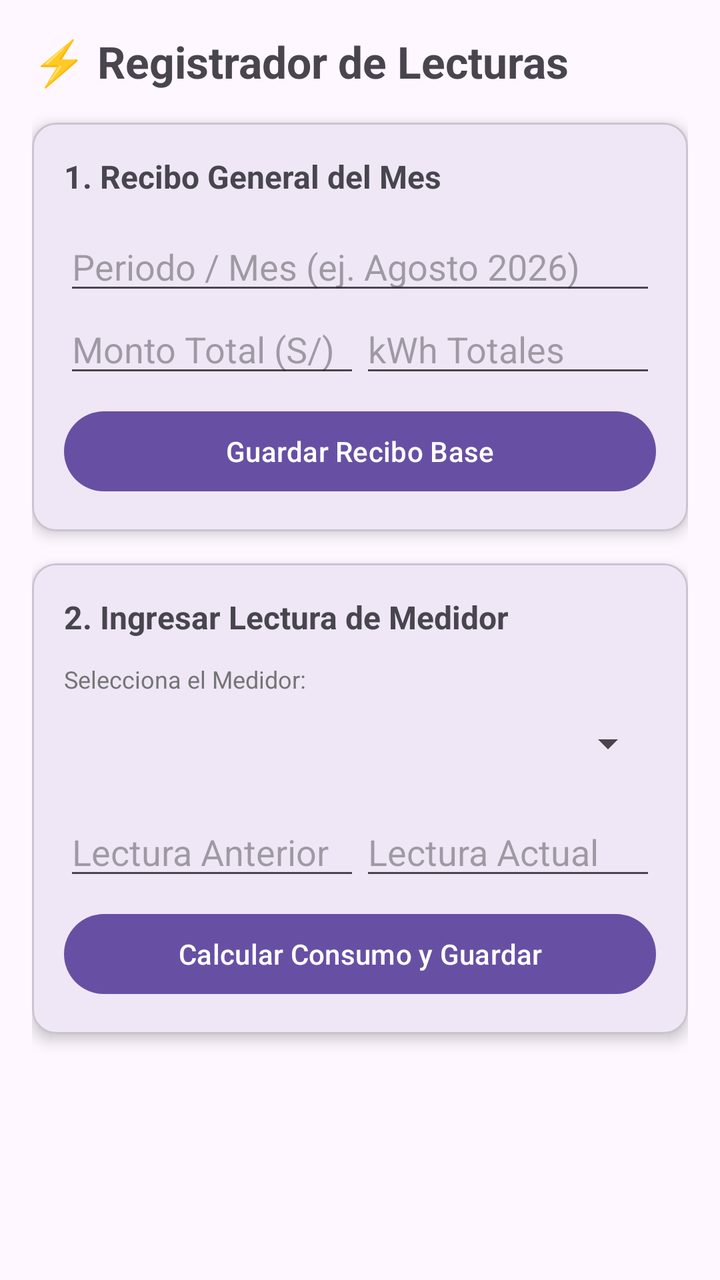
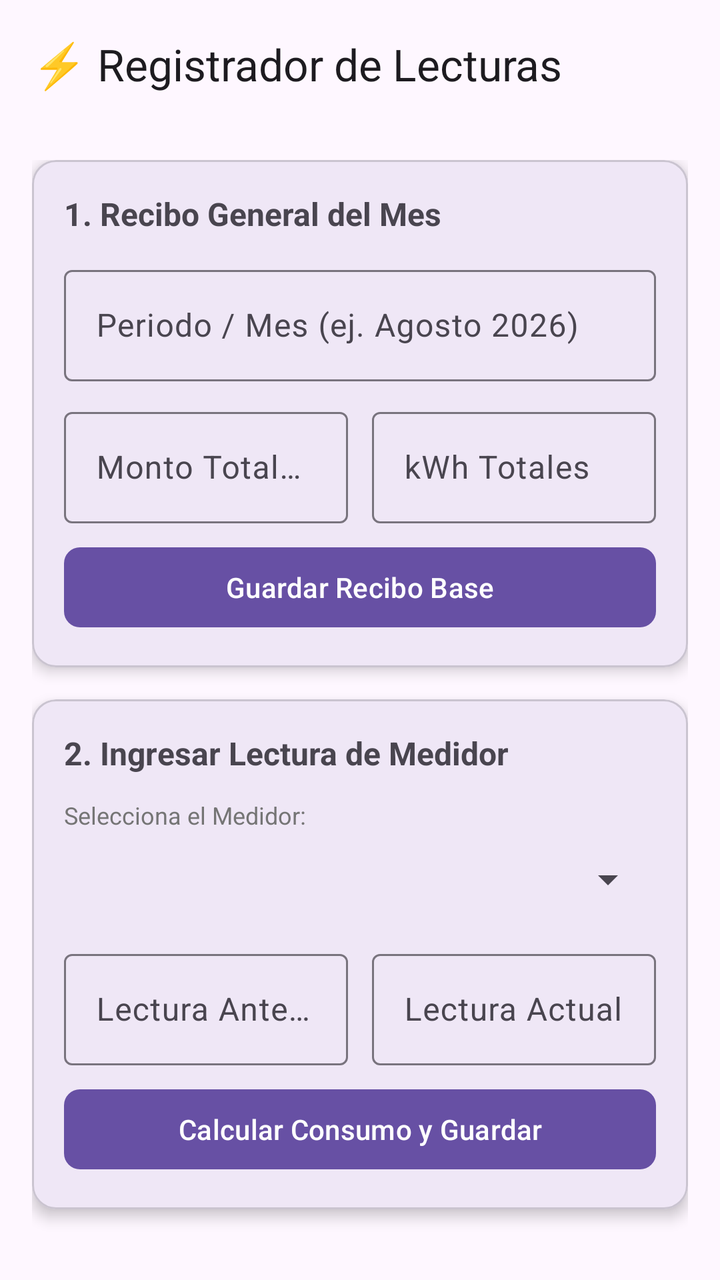

Screens rendered from an Android XML layout before and after an edit, with the pre-edit source and the edit as a unified diff.
<!-- AndroidManifest.xml: application theme Theme.KiloWatt -->
<!-- res/layout/activity_lecturas.xml -->
<?xml version="1.0" encoding="utf-8"?>
<ScrollView xmlns:android="http://schemas.android.com/apk/res/android"
    xmlns:app="http://schemas.android.com/apk/res-auto"
    android:layout_width="match_parent"
    android:layout_height="match_parent"
    android:padding="16dp">

    <LinearLayout
        android:layout_width="match_parent"
        android:layout_height="wrap_content"
        android:orientation="vertical">

        <TextView
            android:layout_width="wrap_content"
            android:layout_height="wrap_content"
            android:layout_marginBottom="16dp"
            android:text="@string/title_lecturas"
            android:textSize="22sp"
            android:textStyle="bold" />

        
        <com.google.android.material.card.MaterialCardView
            android:layout_width="match_parent"
            android:layout_height="wrap_content"
            android:layout_marginBottom="16dp"
            app:cardCornerRadius="12dp"
            app:cardElevation="4dp">

            <LinearLayout
                android:layout_width="match_parent"
                android:layout_height="wrap_content"
                android:orientation="vertical"
                android:padding="16dp">

                <TextView
                    android:layout_width="wrap_content"
                    android:layout_height="wrap_content"
                    android:text="@string/card_recibo_general_title"
                    android:textSize="16sp"
                    android:textStyle="bold"
                    android:layout_marginBottom="12dp"/>

                <EditText
                    android:id="@+id/etMesPeriodo"
                    android:layout_width="match_parent"
                    android:layout_height="wrap_content"
                    android:hint="@string/hint_mes_periodo"
                    android:importantForAutofill="no"
                    android:inputType="text" />

                <LinearLayout
                    android:layout_width="match_parent"
                    android:layout_height="wrap_content"
                    android:baselineAligned="false"
                    android:orientation="horizontal">

                    <EditText
                        android:id="@+id/etMontoTotalSoles"
                        android:layout_width="0dp"
                        android:layout_height="wrap_content"
                        android:layout_weight="1"
                        android:hint="@string/hint_monto_total"
                        android:importantForAutofill="no"
                        android:inputType="numberDecimal" />

                    <EditText
                        android:id="@+id/etKwhTotales"
                        android:layout_width="0dp"
                        android:layout_height="wrap_content"
                        android:layout_weight="1"
                        android:hint="@string/hint_kwh_totales"
                        android:importantForAutofill="no"
                        android:inputType="numberDecimal" />
                </LinearLayout>

                <Button
                    android:id="@+id/btnGuardarFactura"
                    android:layout_width="match_parent"
                    android:layout_height="wrap_content"
                    android:text="@string/btn_guardar_recibo_base"
                    android:layout_marginTop="8dp"/>
            </LinearLayout>
        </com.google.android.material.card.MaterialCardView>

        
        <com.google.android.material.card.MaterialCardView
            android:layout_width="match_parent"
            android:layout_height="wrap_content"
            android:layout_marginBottom="16dp"
            app:cardCornerRadius="12dp"
            app:cardElevation="4dp">

            <LinearLayout
                android:layout_width="match_parent"
                android:layout_height="wrap_content"
                android:orientation="vertical"
                android:padding="16dp">

                <TextView
                    android:layout_width="wrap_content"
                    android:layout_height="wrap_content"
                    android:text="@string/card_lectura_medidor_title"
                    android:textSize="16sp"
                    android:textStyle="bold"
                    android:layout_marginBottom="12dp"/>

                <TextView
                    android:layout_width="wrap_content"
                    android:layout_height="wrap_content"
                    android:text="@string/label_selecciona_medidor"
                    android:textSize="12sp"
                    android:textColor="@color/gray_secondary"/>

                <Spinner
                    android:id="@+id/spSubmedidores"
                    android:layout_width="match_parent"
                    android:layout_height="48dp"
                    android:layout_marginBottom="8dp"/>

                <LinearLayout
                    android:layout_width="match_parent"
                    android:layout_height="wrap_content"
                    android:baselineAligned="false"
                    android:orientation="horizontal">

                    <EditText
                        android:id="@+id/etLecturaAnterior"
                        android:layout_width="0dp"
                        android:layout_height="wrap_content"
                        android:layout_weight="1"
                        android:hint="@string/hint_lectura_anterior"
                        android:importantForAutofill="no"
                        android:inputType="numberDecimal" />

                    <EditText
                        android:id="@+id/etLecturaActual"
                        android:layout_width="0dp"
                        android:layout_height="wrap_content"
                        android:layout_weight="1"
                        android:hint="@string/hint_lectura_actual"
                        android:importantForAutofill="no"
                        android:inputType="numberDecimal" />
                </LinearLayout>

                <Button
                    android:id="@+id/btnCalcularYGuardar"
                    android:layout_width="match_parent"
                    android:layout_height="wrap_content"
                    android:text="@string/btn_calcular_guardar"
                    android:layout_marginTop="8dp"/>
            </LinearLayout>
        </com.google.android.material.card.MaterialCardView>

    </LinearLayout>
</ScrollView>
<!-- resources referenced by this layout -->
<resources>
  <color name="gray_secondary">#757575</color>
  <string name="btn_calcular_guardar">Calcular Consumo y Guardar</string>
  <string name="btn_guardar_recibo_base">Guardar Recibo Base</string>
  <string name="card_lectura_medidor_title">2. Ingresar Lectura de Medidor</string>
  <string name="card_recibo_general_title">1. Recibo General del Mes</string>
  <string name="hint_kwh_totales">kWh Totales</string>
  <string name="hint_lectura_actual">Lectura Actual</string>
  <string name="hint_lectura_anterior">Lectura Anterior</string>
  <string name="hint_mes_periodo">Periodo / Mes (ej. Agosto 2026)</string>
  <string name="hint_monto_total">Monto Total (S/)</string>
  <string name="label_selecciona_medidor">Selecciona el Medidor:</string>
  <string name="title_lecturas">⚡ Registrador de Lecturas</string>
  <style name="Theme.KiloWatt" parent="Base.Theme.KiloWatt" />
  <style name="Base.Theme.KiloWatt" parent="Theme.Material3.DayNight.NoActionBar">
          
          
      </style>
</resources>

<!-- the commit's change to res/layout/activity_lecturas.xml (unified diff, before → after) -->
@@ -1,155 +1,198 @@
 <?xml version="1.0" encoding="utf-8"?>
-<ScrollView xmlns:android="http://schemas.android.com/apk/res/android"
+<LinearLayout xmlns:android="http://schemas.android.com/apk/res/android"
     xmlns:app="http://schemas.android.com/apk/res-auto"
     android:layout_width="match_parent"
     android:layout_height="match_parent"
-    android:padding="16dp">
+    android:orientation="vertical">
 
-    <LinearLayout
+    <com.google.android.material.appbar.AppBarLayout
         android:layout_width="match_parent"
         android:layout_height="wrap_content"
-        android:orientation="vertical">
+        android:background="@android:color/transparent"
+        app:elevation="0dp">
 
-        <TextView
-            android:layout_width="wrap_content"
-            android:layout_height="wrap_content"
-            android:layout_marginBottom="16dp"
-            android:text="@string/title_lecturas"
-            android:textSize="22sp"
-            android:textStyle="bold" />
+        <com.google.android.material.appbar.MaterialToolbar
+            android:id="@+id/topAppBar"
+            android:layout_width="match_parent"
+            android:layout_height="?attr/actionBarSize"
+            app:title="@string/title_lecturas" />
+    </com.google.android.material.appbar.AppBarLayout>
 
-        
-        <com.google.android.material.card.MaterialCardView
+    <ScrollView
+        android:layout_width="match_parent"
+        android:layout_height="match_parent"
+        android:padding="16dp">
+
+        <LinearLayout
             android:layout_width="match_parent"
             android:layout_height="wrap_content"
-            android:layout_marginBottom="16dp"
-            app:cardCornerRadius="12dp"
-            app:cardElevation="4dp">
+            android:orientation="vertical">
 
-            <LinearLayout
+            
+            <com.google.android.material.card.MaterialCardView
                 android:layout_width="match_parent"
                 android:layout_height="wrap_content"
-                android:orientation="vertical"
-                android:padding="16dp">
-
-                <TextView
-                    android:layout_width="wrap_content"
-                    android:layout_height="wrap_content"
-                    android:text="@string/card_recibo_general_title"
-                    android:textSize="16sp"
-                    android:textStyle="bold"
-                    android:layout_marginBottom="12dp"/>
-
-                <EditText
-                    android:id="@+id/etMesPeriodo"
-                    android:layout_width="match_parent"
-                    android:layout_height="wrap_content"
-                    android:hint="@string/hint_mes_periodo"
-                    android:importantForAutofill="no"
-                    android:inputType="text" />
+                android:layout_marginBottom="16dp"
+                app:cardCornerRadius="12dp"
+                app:cardElevation="4dp">
 
                 <LinearLayout
                     android:layout_width="match_parent"
                     android:layout_height="wrap_content"
-                    android:baselineAligned="false"
-                    android:orientation="horizontal">
+                    android:orientation="vertical"
+                    android:padding="16dp">
 
-                    <EditText
-                        android:id="@+id/etMontoTotalSoles"
-                        android:layout_width="0dp"
+                    <TextView
+                        android:layout_width="wrap_content"
                         android:layout_height="wrap_content"
-                        android:layout_weight="1"
-                        android:hint="@string/hint_monto_total"
-                        android:importantForAutofill="no"
-                        android:inputType="numberDecimal" />
+                        android:layout_marginBottom="12dp"
+                        android:text="@string/card_recibo_general_title"
+                        android:textSize="16sp"
+                        android:textStyle="bold" />
 
-                    <EditText
-                        android:id="@+id/etKwhTotales"
-                        android:layout_width="0dp"
+                    <com.google.android.material.textfield.TextInputLayout
+                        style="@style/Widget.Material3.TextInputLayout.OutlinedBox"
+                        android:layout_width="match_parent"
                         android:layout_height="wrap_content"
-                        android:layout_weight="1"
-                        android:hint="@string/hint_kwh_totales"
-                        android:importantForAutofill="no"
-                        android:inputType="numberDecimal" />
+                        android:layout_marginBottom="10dp"
+                        android:hint="@string/hint_mes_periodo">
+
+                        <com.google.android.material.textfield.TextInputEditText
+                            android:id="@+id/etMesPeriodo"
+                            android:layout_width="match_parent"
+                            android:layout_height="wrap_content"
+                            android:inputType="text" />
+                    </com.google.android.material.textfield.TextInputLayout>
+
+                    <LinearLayout
+                        android:layout_width="match_parent"
+                        android:layout_height="wrap_content"
+                        android:baselineAligned="false"
+                        android:orientation="horizontal">
+
+                        <com.google.android.material.textfield.TextInputLayout
+                            style="@style/Widget.Material3.TextInputLayout.OutlinedBox"
+                            android:layout_width="0dp"
+                            android:layout_height="wrap_content"
+                            android:layout_weight="1"
+                            android:layout_marginEnd="6dp"
+                            android:hint="@string/hint_monto_total">
+
+                            <com.google.android.material.textfield.TextInputEditText
+                                android:id="@+id/etMontoTotalSoles"
+                                android:layout_width="match_parent"
+                                android:layout_height="wrap_content"
+                                android:inputType="numberDecimal" />
+                        </com.google.android.material.textfield.TextInputLayout>
+
+                        <com.google.android.material.textfield.TextInputLayout
+                            style="@style/Widget.Material3.TextInputLayout.OutlinedBox"
+                            android:layout_width="0dp"
+                            android:layout_height="wrap_content"
+                            android:layout_weight="1"
+                            android:layout_marginStart="6dp"
+                            android:hint="@string/hint_kwh_totales">
+
+                            <com.google.android.material.textfield.TextInputEditText
+                                android:id="@+id/etKwhTotales"
+                                android:layout_width="match_parent"
+                                android:layout_height="wrap_content"
+                                android:inputType="numberDecimal" />
+                        </com.google.android.material.textfield.TextInputLayout>
+                    </LinearLayout>
+
+                    <com.google.android.material.button.MaterialButton
+                        android:id="@+id/btnGuardarFactura"
+                        android:layout_width="match_parent"
+                        android:layout_height="wrap_content"
+                        android:layout_marginTop="8dp"
+                        android:text="@string/btn_guardar_recibo_base"
+                        app:cornerRadius="8dp" />
                 </LinearLayout>
+            </com.google.android.material.card.MaterialCardView>
 
-                <Button
-                    android:id="@+id/btnGuardarFactura"
-                    android:layout_width="match_parent"
-                    android:layout_height="wrap_content"
-                    android:text="@string/btn_guardar_recibo_base"
-                    android:layout_marginTop="8dp"/>
-            </LinearLayout>
-        </com.google.android.material.card.MaterialCardView>
-
-        
-        <com.google.android.material.card.MaterialCardView
-            android:layout_width="match_parent"
-            android:layout_height="wrap_content"
-            android:layout_marginBottom="16dp"
-            app:cardCornerRadius="12dp"
-            app:cardElevation="4dp">
-
-            <LinearLayout
+            
+            <com.google.android.material.card.MaterialCardView
                 android:layout_width="match_parent"
                 android:layout_height="wrap_content"
-                android:orientation="vertical"
-                android:padding="16dp">
-
-                <TextView
-                    android:layout_width="wrap_content"
-                    android:layout_height="wrap_content"
-                    android:text="@string/card_lectura_medidor_title"
-                    android:textSize="16sp"
-                    android:textStyle="bold"
-                    android:layout_marginBottom="12dp"/>
-
-                <TextView
-                    android:layout_width="wrap_content"
-                    android:layout_height="wrap_content"
-                    android:text="@string/label_selecciona_medidor"
-                    android:textSize="12sp"
-                    android:textColor="@color/gray_secondary"/>
-
-                <Spinner
-                    android:id="@+id/spSubmedidores"
-                    android:layout_width="match_parent"
-                    android:layout_height="48dp"
-                    android:layout_marginBottom="8dp"/>
+                android:layout_marginBottom="16dp"
+                app:cardCornerRadius="12dp"
+                app:cardElevation="4dp">
 
                 <LinearLayout
                     android:layout_width="match_parent"
                     android:layout_height="wrap_content"
-                    android:baselineAligned="false"
-                    android:orientation="horizontal">
+                    android:orientation="vertical"
+                    android:padding="16dp">
 
-                    <EditText
-                        android:id="@+id/etLecturaAnterior"
-                        android:layout_width="0dp"
+                    <TextView
+                        android:layout_width="wrap_content"
                         android:layout_height="wrap_content"
-                        android:layout_weight="1"
-                        android:hint="@string/hint_lectura_anterior"
-                        android:importantForAutofill="no"
-                        android:inputType="numberDecimal" />
+                        android:layout_marginBottom="12dp"
+                        android:text="@string/card_lectura_medidor_title"
+                        android:textSize="16sp"
+                        android:textStyle="bold" />
 
-                    <EditText
-                        android:id="@+id/etLecturaActual"
-                        android:layout_width="0dp"
+                    <TextView
+                        android:layout_width="wrap_content"
                         android:layout_height="wrap_content"
-                        android:layout_weight="1"
-                        android:hint="@string/hint_lectura_actual"
-                        android:importantForAutofill="no"
-                        android:inputType="numberDecimal" />
+                        android:text="@string/label_selecciona_medidor"
+                        android:textColor="@color/gray_secondary"
+                        android:textSize="12sp" />
+
+                    <Spinner
+                        android:id="@+id/spSubmedidores"
+                        android:layout_width="match_parent"
+                        android:layout_height="48dp"
+                        android:layout_marginBottom="8dp" />
+
+                    <LinearLayout
+                        android:layout_width="match_parent"
+                        android:layout_height="wrap_content"
+                        android:baselineAligned="false"
+                        android:orientation="horizontal">
+
+                        <com.google.android.material.textfield.TextInputLayout
+                            style="@style/Widget.Material3.TextInputLayout.OutlinedBox"
+                            android:layout_width="0dp"
+                            android:layout_height="wrap_content"
+                            android:layout_weight="1"
+                            android:layout_marginEnd="6dp"
+                            android:hint="@string/hint_lectura_anterior">
+
+                            <com.google.android.material.textfield.TextInputEditText
+                                android:id="@+id/etLecturaAnterior"
+                                android:layout_width="match_parent"
+                                android:layout_height="wrap_content"
+                                android:inputType="numberDecimal" />
+                        </com.google.android.material.textfield.TextInputLayout>
+
+                        <com.google.android.material.textfield.TextInputLayout
+                            style="@style/Widget.Material3.TextInputLayout.OutlinedBox"
+                            android:layout_width="0dp"
+                            android:layout_height="wrap_content"
+                            android:layout_weight="1"
+                            android:layout_marginStart="6dp"
+                            android:hint="@string/hint_lectura_actual">
+
+                            <com.google.android.material.textfield.TextInputEditText
+                                android:id="@+id/etLecturaActual"
+                                android:layout_width="match_parent"
+                                android:layout_height="wrap_content"
+                                android:inputType="numberDecimal" />
+                        </com.google.android.material.textfield.TextInputLayout>
+                    </LinearLayout>
+
+                    <com.google.android.material.button.MaterialButton
+                        android:id="@+id/btnCalcularYGuardar"
+                        android:layout_width="match_parent"
+                        android:layout_height="wrap_content"
+                        android:layout_marginTop="8dp"
+                        android:text="@string/btn_calcular_guardar"
+                        app:cornerRadius="8dp" />
                 </LinearLayout>
+            </com.google.android.material.card.MaterialCardView>
 
-                <Button
-                    android:id="@+id/btnCalcularYGuardar"
-                    android:layout_width="match_parent"
-                    android:layout_height="wrap_content"
-                    android:text="@string/btn_calcular_guardar"
-                    android:layout_marginTop="8dp"/>
-            </LinearLayout>
-        </com.google.android.material.card.MaterialCardView>
-
-    </LinearLayout>
-</ScrollView>
+        </LinearLayout>
+    </ScrollView>
+</LinearLayout>
